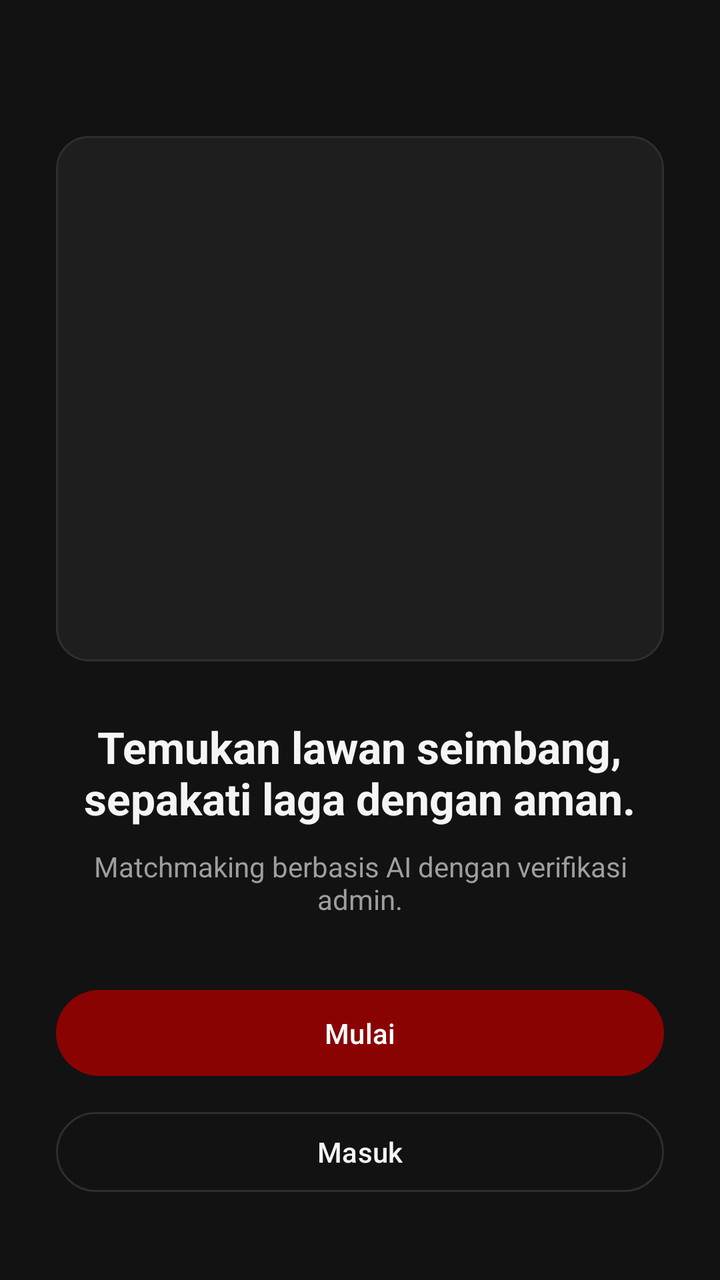
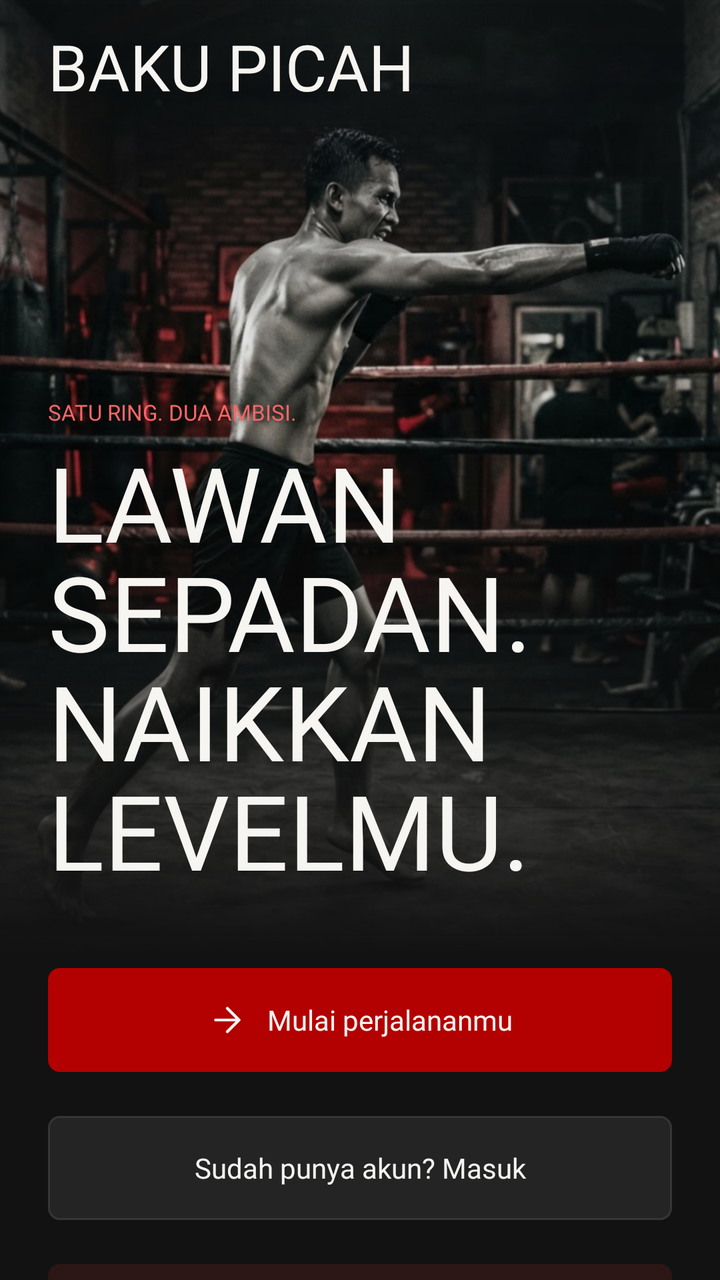

Compare the two renders of this Android layout. The source of the first and the diff that turns it into the second are given below.
<!-- AndroidManifest.xml: application theme Theme.BAKUPICAH -->
<!-- res/layout/activity_welcome.xml -->
<?xml version="1.0" encoding="utf-8"?>
<LinearLayout xmlns:android="http://schemas.android.com/apk/res/android"
    xmlns:app="http://schemas.android.com/apk/res-auto"
    android:layout_width="match_parent"
    android:layout_height="match_parent"
    android:background="@color/bp_bg"
    android:gravity="center_horizontal"
    android:orientation="vertical"
    android:padding="28dp">

    <View
        android:layout_width="match_parent"
        android:layout_height="0dp"
        android:layout_marginTop="40dp"
        android:layout_weight="1"
        android:background="@drawable/bg_card" />

    <TextView
        android:layout_width="wrap_content"
        android:layout_height="wrap_content"
        android:layout_marginTop="28dp"
        android:gravity="center"
        android:text="Temukan lawan seimbang,\nsepakati laga dengan aman."
        android:textColor="@color/bp_text"
        android:textSize="22sp"
        android:textStyle="bold" />

    <TextView
        android:layout_width="wrap_content"
        android:layout_height="wrap_content"
        android:layout_marginTop="10dp"
        android:gravity="center"
        android:text="Matchmaking berbasis AI dengan verifikasi admin."
        android:textColor="@color/bp_text_muted"
        android:textSize="14sp" />

    <com.google.android.material.button.MaterialButton
        android:id="@+id/btnStart"
        style="@style/Widget.BP.Button"
        android:layout_width="match_parent"
        android:layout_height="wrap_content"
        android:layout_marginTop="32dp"
        android:text="Mulai" />

    <com.google.android.material.button.MaterialButton
        android:id="@+id/btnToLogin"
        style="@style/Widget.BP.Button.Outline"
        android:layout_width="match_parent"
        android:layout_height="wrap_content"
        android:layout_marginTop="10dp"
        android:layout_marginBottom="12dp"
        android:text="@string/login" />
</LinearLayout>
<!-- resources referenced by this layout -->
<resources>
  <color name="bp_text_muted">#FF9E9E9E</color>
  <!-- drawable bg_card (drawable) -->
  <?xml version="1.0" encoding="utf-8"?>
  <shape xmlns:android="http://schemas.android.com/apk/res/android" android:shape="rectangle">
      <solid android:color="@color/bp_surface" />
      <stroke android:width="1dp" android:color="@color/bp_border" />
      <corners android:radius="16dp" />
  </shape>
  <string name="login">Masuk</string>
  <style name="Widget.BP.Button" parent="Widget.Material3.Button">
          <item name="android:textAllCaps">false</item>
          <item name="backgroundTint">@color/bp_blood</item>
          <item name="cornerRadius">28dp</item>
          <item name="android:paddingTop">12dp</item>
          <item name="android:paddingBottom">12dp</item>
      </style>
  <style name="Widget.BP.Button.Outline" parent="Widget.Material3.Button.OutlinedButton">
          <item name="android:textAllCaps">false</item>
          <item name="strokeColor">@color/bp_border</item>
          <item name="android:textColor">@color/bp_text</item>
          <item name="cornerRadius">28dp</item>
      </style>
  <color name="bp_border">#FF2E2E2E</color>
  <!-- unchanged entries left out for length: 8 -->
</resources>

<!-- the commit's change to res/layout/activity_welcome.xml (unified diff, before → after) -->
@@ -1,53 +1,153 @@
 <?xml version="1.0" encoding="utf-8"?>
-<LinearLayout xmlns:android="http://schemas.android.com/apk/res/android"
+<ScrollView xmlns:android="http://schemas.android.com/apk/res/android"
     xmlns:app="http://schemas.android.com/apk/res-auto"
     android:layout_width="match_parent"
     android:layout_height="match_parent"
     android:background="@color/bp_bg"
-    android:gravity="center_horizontal"
-    android:orientation="vertical"
-    android:padding="28dp">
+    android:fillViewport="true"
+    android:scrollbars="none">
 
-    <View
-        android:layout_width="match_parent"
-        android:layout_height="0dp"
-        android:layout_marginTop="40dp"
-        android:layout_weight="1"
-        android:background="@drawable/bg_card" />
-
-    <TextView
-        android:layout_width="wrap_content"
-        android:layout_height="wrap_content"
-        android:layout_marginTop="28dp"
-        android:gravity="center"
-        android:text="Temukan lawan seimbang,\nsepakati laga dengan aman."
-        android:textColor="@color/bp_text"
-        android:textSize="22sp"
-        android:textStyle="bold" />
-
-    <TextView
-        android:layout_width="wrap_content"
-        android:layout_height="wrap_content"
-        android:layout_marginTop="10dp"
-        android:gravity="center"
-        android:text="Matchmaking berbasis AI dengan verifikasi admin."
-        android:textColor="@color/bp_text_muted"
-        android:textSize="14sp" />
-
-    <com.google.android.material.button.MaterialButton
-        android:id="@+id/btnStart"
-        style="@style/Widget.BP.Button"
+    <LinearLayout
         android:layout_width="match_parent"
         android:layout_height="wrap_content"
-        android:layout_marginTop="32dp"
-        android:text="Mulai" />
+        android:orientation="vertical">
 
-    <com.google.android.material.button.MaterialButton
-        android:id="@+id/btnToLogin"
-        style="@style/Widget.BP.Button.Outline"
-        android:layout_width="match_parent"
-        android:layout_height="wrap_content"
-        android:layout_marginTop="10dp"
-        android:layout_marginBottom="12dp"
-        android:text="@string/login" />
-</LinearLayout>
+        <androidx.constraintlayout.widget.ConstraintLayout
+            android:layout_width="match_parent"
+            android:layout_height="wrap_content"
+            android:minHeight="416dp">
+
+            <androidx.appcompat.widget.AppCompatImageView
+                android:layout_width="0dp"
+                android:layout_height="0dp"
+                android:importantForAccessibility="no"
+                android:scaleType="centerCrop"
+                app:layout_constraintTop_toTopOf="parent"
+                app:layout_constraintBottom_toBottomOf="parent"
+                app:layout_constraintStart_toStartOf="parent"
+                app:layout_constraintEnd_toEndOf="parent"
+                app:layout_wrapBehaviorInParent="skipped"
+                app:srcCompat="@drawable/bp_welcome_training" />
+
+            <View
+                android:layout_width="0dp"
+                android:layout_height="0dp"
+                android:background="@drawable/bp_welcome_scrim"
+                android:importantForAccessibility="no"
+                app:layout_constraintTop_toTopOf="parent"
+                app:layout_constraintBottom_toBottomOf="parent"
+                app:layout_constraintStart_toStartOf="parent"
+                app:layout_constraintEnd_toEndOf="parent"
+                app:layout_wrapBehaviorInParent="skipped" />
+
+            <LinearLayout
+                android:layout_width="0dp"
+                android:layout_height="wrap_content"
+                app:layout_constraintTop_toTopOf="parent"
+                app:layout_constraintBottom_toBottomOf="parent"
+                app:layout_constraintStart_toStartOf="parent"
+                app:layout_constraintEnd_toEndOf="parent"
+                android:orientation="vertical"
+                android:paddingStart="24dp"
+                android:paddingTop="16dp"
+                android:paddingEnd="24dp"
+                android:paddingBottom="28dp">
+
+                <com.google.android.material.textview.MaterialTextView
+                    style="@style/TextAppearance.BP.Login.Brand"
+                    android:layout_width="wrap_content"
+                    android:layout_height="wrap_content"
+                    android:minHeight="38dp"
+                    android:text="@string/app_name"
+                    android:textSize="32sp"
+                    app:lineHeight="38.4sp" />
+
+                <com.google.android.material.textview.MaterialTextView
+                    style="@style/TextAppearance.BP.Login.Label"
+                    android:layout_width="match_parent"
+                    android:layout_height="wrap_content"
+                    android:layout_marginTop="146dp"
+                    android:minHeight="13dp"
+                    android:text="@string/welcome_eyebrow"
+                    android:textColor="@color/bp_login_accent"
+                    android:textSize="11sp"
+                    app:fontFamily="@font/inter_bold"
+                    app:lineHeight="13.3sp" />
+
+                <com.google.android.material.textview.MaterialTextView
+                    style="@style/TextAppearance.BP.Login.Display"
+                    android:layout_width="match_parent"
+                    android:layout_height="wrap_content"
+                    android:layout_marginTop="10dp"
+                    android:minHeight="165dp"
+                    android:text="@string/welcome_heading"
+                    android:textSize="52sp"
+                    app:lineHeight="54.6sp" />
+            </LinearLayout>
+        </androidx.constraintlayout.widget.ConstraintLayout>
+
+        <LinearLayout
+            android:layout_width="match_parent"
+            android:layout_height="wrap_content"
+            android:orientation="vertical"
+            android:paddingStart="24dp"
+            android:paddingTop="8dp"
+            android:paddingEnd="24dp"
+            android:paddingBottom="24dp">
+
+            <com.google.android.material.button.MaterialButton
+                android:id="@+id/btnStart"
+                style="@style/Widget.BP.Login.Button"
+                android:layout_width="match_parent"
+                android:layout_height="wrap_content"
+                android:text="@string/welcome_start"
+                app:icon="@drawable/bp_login_arrow_right"
+                app:iconGravity="textStart" />
+
+            <com.google.android.material.button.MaterialButton
+                android:id="@+id/btnToLogin"
+                style="@style/Widget.BP.Login.Button.Secondary"
+                android:layout_width="match_parent"
+                android:layout_height="wrap_content"
+                android:layout_marginTop="22dp"
+                android:text="@string/welcome_login" />
+
+            <LinearLayout
+                android:layout_width="match_parent"
+                android:layout_height="wrap_content"
+                android:layout_marginTop="22dp"
+                android:background="@drawable/bp_login_guidance"
+                android:gravity="top"
+                android:minHeight="60dp"
+                android:orientation="horizontal"
+                android:padding="12dp">
+
+                <androidx.appcompat.widget.AppCompatImageView
+                    android:layout_width="18dp"
+                    android:layout_height="18dp"
+                    android:layout_marginEnd="10dp"
+                    android:importantForAccessibility="no"
+                    app:srcCompat="@drawable/bp_welcome_shield" />
+
+                <com.google.android.material.textview.MaterialTextView
+                    style="@style/TextAppearance.BP.Login.Small"
+                    android:layout_width="0dp"
+                    android:layout_height="wrap_content"
+                    android:layout_weight="1"
+                    android:text="@string/welcome_safety"
+                    app:lineHeight="18sp" />
+            </LinearLayout>
+
+            <com.google.android.material.textview.MaterialTextView
+                style="@style/TextAppearance.BP.Login.Small"
+                android:layout_width="match_parent"
+                android:layout_height="wrap_content"
+                android:layout_marginTop="22dp"
+                android:minHeight="15dp"
+                android:text="@string/welcome_legal"
+                android:textColor="#717171"
+                android:textSize="10sp"
+                app:lineHeight="15sp" />
+        </LinearLayout>
+    </LinearLayout>
+</ScrollView>
<!-- resource entries referenced after the edit -->
@@ -1,28 +1,125 @@
 <!-- resources referenced by this layout -->
 <resources>
-  <color name="bp_text_muted">#FF9E9E9E</color>
-  <!-- drawable bg_card (drawable) -->
+  <color name="bp_login_accent">#FF6666</color>
+  <!-- drawable bp_login_arrow_right (drawable) -->
+  <?xml version="1.0" encoding="utf-8"?>
+  <vector xmlns:android="http://schemas.android.com/apk/res/android"
+      android:width="24dp"
+      android:height="24dp"
+      android:viewportWidth="24"
+      android:viewportHeight="24">
+      <path
+          android:fillColor="@android:color/transparent"
+          android:strokeColor="@color/bp_login_text"
+          android:strokeWidth="1.7"
+          android:strokeLineCap="round"
+          android:strokeLineJoin="round"
+          android:pathData="M5,12H19M12,5L19,12L12,19" />
+  </vector>
+  <!-- drawable bp_login_guidance (drawable) -->
+  <?xml version="1.0" encoding="utf-8"?>
+  <shape xmlns:android="http://schemas.android.com/apk/res/android"
+      android:shape="rectangle">
+      <solid android:color="@color/bp_login_guidance" />
+      <corners android:radius="6dp" />
+  </shape>
+  <!-- drawable bp_welcome_scrim (drawable) -->
   <?xml version="1.0" encoding="utf-8"?>
   <shape xmlns:android="http://schemas.android.com/apk/res/android" android:shape="rectangle">
-      <solid android:color="@color/bp_surface" />
-      <stroke android:width="1dp" android:color="@color/bp_border" />
-      <corners android:radius="16dp" />
+      <gradient
+          android:angle="270"
+          android:startColor="#88121212"
+          android:centerColor="#00121212"
+          android:centerY="0.4"
+          android:endColor="@color/bp_bg"
+          android:type="linear" />
   </shape>
-  <string name="login">Masuk</string>
-  <style name="Widget.BP.Button" parent="Widget.Material3.Button">
+  <!-- drawable bp_welcome_shield (drawable) -->
+  <?xml version="1.0" encoding="utf-8"?>
+  <vector xmlns:android="http://schemas.android.com/apk/res/android"
+      android:width="18dp" android:height="18dp"
+      android:viewportWidth="24" android:viewportHeight="24">
+      <path android:fillColor="@android:color/transparent"
+          android:strokeColor="@color/bp_login_accent"
+          android:strokeWidth="1.7"
+          android:strokeLineCap="round"
+          android:strokeLineJoin="round"
+          android:pathData="M12,22s8,-4 8,-11V5l-8,-3 -8,3v6c0,7 8,11 8,11zM9,12l2,2 4,-4" />
+  </vector>
+  <!-- drawable bp_welcome_training: png bitmap (drawable-nodpi, 1002968 bytes) -->
+  <string name="app_name">BAKU PICAH</string>
+  <string name="welcome_eyebrow">SATU RING. DUA AMBISI.</string>
+  <string name="welcome_heading">LAWAN SEPADAN.\nNAIKKAN LEVELMU.</string>
+  <string name="welcome_legal">Dengan melanjutkan, kamu menyetujui Ketentuan &amp; Privasi.</string>
+  <string name="welcome_login">Sudah punya akun? Masuk</string>
+  <string name="welcome_safety">Khusus usia 18+. Bukan untuk perkelahian jalanan. Persetujuan, pelatih, dan fair play selalu utama.</string>
+  <string name="welcome_start">Mulai perjalananmu</string>
+  <style name="TextAppearance.BP.Login.Brand" parent="TextAppearance.BP.Login.Display">
+          <item name="fontFamily">@font/barlow_condensed_extrabold</item>
+          <item name="android:fontFamily">@font/barlow_condensed_extrabold</item>
+          <item name="android:textSize">36sp</item>
+      </style>
+  <style name="TextAppearance.BP.Login.Display" parent="TextAppearance.Material3.DisplaySmall">
+          <item name="fontFamily">@font/barlow_condensed_bold</item>
+          <item name="android:fontFamily">@font/barlow_condensed_bold</item>
+          <item name="android:textSize">42sp</item>
+          <item name="android:textColor">@color/bp_login_text</item>
+          <item name="android:lineSpacingExtra">0dp</item>
+          <item name="android:includeFontPadding">false</item>
+          <item name="android:letterSpacing">0</item>
+      </style>
+  <style name="TextAppearance.BP.Login.Label" parent="TextAppearance.BP.Login.Body">
+          <item name="fontFamily">@font/inter_medium</item>
+          <item name="android:fontFamily">@font/inter_medium</item>
+          <item name="android:textSize">12sp</item>
+          <item name="android:textColor">@color/bp_login_muted</item>
+      </style>
+  <style name="TextAppearance.BP.Login.Small" parent="TextAppearance.BP.Login.Body">
+          <item name="android:textSize">12sp</item>
+          <item name="android:textColor">@color/bp_login_muted</item>
+      </style>
+  <style name="Widget.BP.Login.Button" parent="Widget.Material3.Button">
+          <item name="fontFamily">@font/inter_bold</item>
+          <item name="android:fontFamily">@font/inter_bold</item>
+          <item name="android:textSize">14sp</item>
+          <item name="android:letterSpacing">0</item>
           <item name="android:textAllCaps">false</item>
-          <item name="backgroundTint">@color/bp_blood</item>
-          <item name="cornerRadius">28dp</item>
-          <item name="android:paddingTop">12dp</item>
-          <item name="android:paddingBottom">12dp</item>
+          <item name="cornerRadius">6dp</item>
+          <item name="backgroundTint">@color/bp_login_button_background</item>
+          <item name="android:textColor">@color/bp_login_button_foreground</item>
+          <item name="android:insetTop">0dp</item>
+          <item name="android:insetBottom">0dp</item>
+          <item name="android:minHeight">52dp</item>
+          <item name="android:elevation">0dp</item>
+          <item name="android:stateListAnimator">@null</item>
+          <item name="android:paddingLeft">16dp</item>
+          <item name="android:paddingRight">16dp</item>
+          <item name="android:paddingStart">16dp</item>
+          <item name="android:paddingEnd">16dp</item>
+          <item name="android:paddingTop">0dp</item>
+          <item name="android:paddingBottom">0dp</item>
+          <item name="iconSize">20dp</item>
+          <item name="iconPadding">10dp</item>
+          <item name="iconTint">@color/bp_login_button_foreground</item>
       </style>
-  <style name="Widget.BP.Button.Outline" parent="Widget.Material3.Button.OutlinedButton">
-          <item name="android:textAllCaps">false</item>
-          <item name="strokeColor">@color/bp_border</item>
-          <item name="android:textColor">@color/bp_text</item>
-          <item name="cornerRadius">28dp</item>
+  <style name="Widget.BP.Login.Button.Secondary" parent="Widget.BP.Login.Button">
+          <item name="backgroundTint">@color/bp_login_secondary</item>
+          <item name="strokeWidth">1dp</item>
+          <item name="strokeColor">@color/bp_login_border</item>
       </style>
-  <color name="bp_border">#FF2E2E2E</color>
+  <color name="bp_login_text">#F7F5F1</color>
+  <color name="bp_login_guidance">#2C1616</color>
+  <style name="TextAppearance.BP.Login.Body" parent="TextAppearance.Material3.BodyMedium">
+          <item name="fontFamily">@font/inter_regular</item>
+          <item name="android:fontFamily">@font/inter_regular</item>
+          <item name="android:textSize">14sp</item>
+          <item name="android:textColor">@color/bp_login_text</item>
+          <item name="android:includeFontPadding">false</item>
+          <item name="android:letterSpacing">0</item>
+      </style>
+  <color name="bp_login_muted">#A6A6A6</color>
+  <color name="bp_login_secondary">#242424</color>
+  <color name="bp_login_border">#353535</color>
   <!-- unchanged entries left out for length: 8 -->
 </resources>
 
